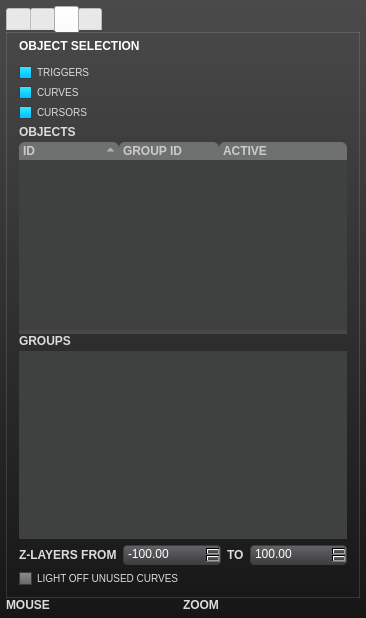
Old version of the form uiinspector.ui in the repository buzzinglight/IanniX.
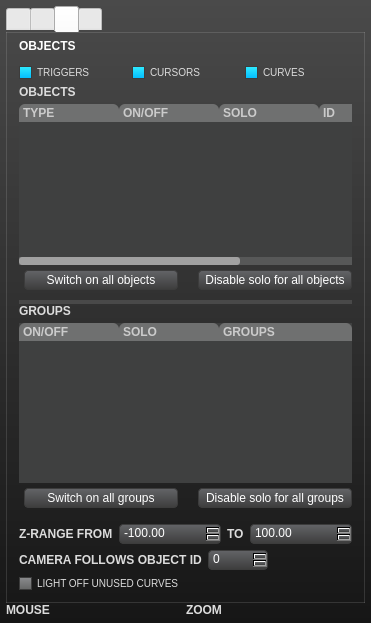
New version of the form. The open tabs and pages were chosen to show the change. Icons and pictures are not drawn.

```diff
--- a/uiinspector.ui
+++ b/uiinspector.ui
@@ -6,8 +6,8 @@
    <rect>
     <x>0</x>
     <y>0</y>
-    <width>366</width>
-    <height>618</height>
+    <width>371</width>
+    <height>623</height>
    </rect>
   </property>
   <property name="windowTitle">
@@ -1764,7 +1764,7 @@
 </string>
             </property>
             <property name="text">
-             <string>OBJECT SELECTION</string>
+             <string>OBJECTS</string>
             </property>
             <property name="alignment">
              <set>Qt::AlignLeading|Qt::AlignLeft|Qt::AlignTop</set>
@@ -1772,52 +1772,65 @@
            </widget>
           </item>
           <item>
-           <widget class="QCheckBox" name="viewTriggerCheck">
-            <property name="toolTip">
-             <string>Display/hide triggers</string>
-            </property>
-            <property name="styleSheet">
-             <string notr="true">font: 10px;</string>
-            </property>
-            <property name="text">
-             <string>TRIGGERS</string>
-            </property>
-            <property name="checked">
-             <bool>true</bool>
-            </property>
-           </widget>
-          </item>
-          <item>
-           <widget class="QCheckBox" name="viewCurveCheck">
-            <property name="toolTip">
-             <string>Display/hide curves</string>
-            </property>
-            <property name="styleSheet">
-             <string notr="true">font: 10px;</string>
-            </property>
-            <property name="text">
-             <string>CURVES</string>
-            </property>
-            <property name="checked">
-             <bool>true</bool>
-            </property>
-           </widget>
-          </item>
-          <item>
-           <widget class="QCheckBox" name="viewCursorCheck">
-            <property name="toolTip">
-             <string>Display/hide cursors</string>
-            </property>
-            <property name="styleSheet">
-             <string notr="true">font: 10px;</string>
-            </property>
-            <property name="text">
-             <string>CURSORS</string>
-            </property>
-            <property name="checked">
-             <bool>true</bool>
-            </property>
-           </widget>
+           <layout class="QHBoxLayout" name="horizontalLayout_8">
+            <item>
+             <widget class="QCheckBox" name="viewTriggerCheck">
+              <property name="toolTip">
+               <string>Display/hide triggers</string>
+              </property>
+              <property name="statusTip">
+               <string>Click here to show/hide triggers of the current score</string>
+              </property>
+              <property name="styleSheet">
+               <string notr="true">font: 10px;</string>
+              </property>
+              <property name="text">
+               <string>TRIGGERS</string>
+              </property>
+              <property name="checked">
+               <bool>true</bool>
+              </property>
+             </widget>
+            </item>
+            <item>
+             <widget class="QCheckBox" name="viewCursorCheck">
+              <property name="toolTip">
+               <string>Display/hide cursors</string>
+              </property>
+              <property name="statusTip">
+               <string>Click here to show/hide cursors of the current score</string>
+              </property>
+              <property name="styleSheet">
+               <string notr="true">font: 10px;</string>
+              </property>
+              <property name="text">
+               <string>CURSORS</string>
+              </property>
+              <property name="checked">
+               <bool>true</bool>
+              </property>
+             </widget>
+            </item>
+            <item>
+             <widget class="QCheckBox" name="viewCurveCheck">
+              <property name="toolTip">
+               <string>Display/hide curves</string>
+              </property>
+              <property name="statusTip">
+               <string>Click here to show/hide curves of the current score</string>
+              </property>
+              <property name="styleSheet">
+               <string notr="true">font: 10px;</string>
+              </property>
+              <property name="text">
+               <string>CURVES</string>
+              </property>
+              <property name="checked">
+               <bool>true</bool>
+              </property>
+             </widget>
+            </item>
+           </layout>
           </item>
           <item>
            <widget class="QSplitter" name="splitter_3">
@@ -1827,7 +1840,10 @@
             <widget class="QWidget" name="layoutWidget4">
              <layout class="QVBoxLayout" name="verticalLayout_7">
               <property name="spacing">
-               <number>3</number>
+               <number>5</number>
+              </property>
+              <property name="bottomMargin">
+               <number>10</number>
               </property>
               <item>
                <widget class="QLabel" name="viewGroupLabel_2">
@@ -1853,6 +1869,24 @@
                 <property name="animated">
                  <bool>true</bool>
                 </property>
+                <attribute name="headerShowSortIndicator" stdset="0">
+                 <bool>false</bool>
+                </attribute>
+                <column>
+                 <property name="text">
+                  <string>TYPE</string>
+                 </property>
+                </column>
+                <column>
+                 <property name="text">
+                  <string>ON/OFF</string>
+                 </property>
+                </column>
+                <column>
+                 <property name="text">
+                  <string>SOLO</string>
+                 </property>
+                </column>
                 <column>
                  <property name="text">
                   <string>ID</string>
@@ -1863,19 +1897,74 @@
                   <string>GROUP ID</string>
                  </property>
                 </column>
-                <column>
-                 <property name="text">
-                  <string>ACTIVE</string>
-                 </property>
-                </column>
                </widget>
               </item>
+              <item>
+               <layout class="QHBoxLayout" name="horizontalLayout_6">
+                <property name="spacing">
+                 <number>15</number>
+                </property>
+                <item>
+                 <widget class="QPushButton" name="unmuteObjects">
+                  <property name="minimumSize">
+                   <size>
+                    <width>0</width>
+                    <height>20</height>
+                   </size>
+                  </property>
+                  <property name="maximumSize">
+                   <size>
+                    <width>16777215</width>
+                    <height>20</height>
+                   </size>
+                  </property>
+                  <property name="toolTip">
+                   <string>Switch on all objects</string>
+                  </property>
+                  <property name="statusTip">
+                   <string>Click here to switch on all objects of the current score</string>
+                  </property>
+                  <property name="text">
+                   <string>Switch on all objects</string>
+                  </property>
+                 </widget>
+                </item>
+                <item>
+                 <widget class="QPushButton" name="unsoloObjects">
+                  <property name="minimumSize">
+                   <size>
+                    <width>0</width>
+                    <height>20</height>
+                   </size>
+                  </property>
+                  <property name="maximumSize">
+                   <size>
+                    <width>16777215</width>
+                    <height>20</height>
+                   </size>
+                  </property>
+                  <property name="toolTip">
+                   <string>Disable solo for all objects</string>
+                  </property>
+                  <property name="statusTip">
+                   <string>Click here to disable solo of all objects of the current score</string>
+                  </property>
+                  <property name="text">
+                   <string>Disable solo for all objects</string>
+                  </property>
+                 </widget>
+                </item>
+               </layout>
+              </item>
              </layout>
             </widget>
             <widget class="QWidget" name="layoutWidget5">
              <layout class="QVBoxLayout" name="verticalLayout_9">
               <property name="spacing">
-               <number>3</number>
+               <number>5</number>
+              </property>
+              <property name="bottomMargin">
+               <number>10</number>
               </property>
               <item>
                <widget class="QLabel" name="viewGroupLabel">
@@ -1898,9 +1987,19 @@
                 <property name="sortingEnabled">
                  <bool>true</bool>
                 </property>
-                <attribute name="headerVisible">
+                <attribute name="headerShowSortIndicator" stdset="0">
                  <bool>false</bool>
                 </attribute>
+                <column>
+                 <property name="text">
+                  <string>ON/OFF</string>
+                 </property>
+                </column>
+                <column>
+                 <property name="text">
+                  <string>SOLO</string>
+                 </property>
+                </column>
                 <column>
                  <property name="text">
                   <string>GROUPS</string>
@@ -1908,6 +2007,63 @@
                 </column>
                </widget>
               </item>
+              <item>
+               <layout class="QHBoxLayout" name="horizontalLayout_7">
+                <property name="spacing">
+                 <number>15</number>
+                </property>
+                <item>
+                 <widget class="QPushButton" name="unmuteGroups">
+                  <property name="minimumSize">
+                   <size>
+                    <width>0</width>
+                    <height>20</height>
+                   </size>
+                  </property>
+                  <property name="maximumSize">
+                   <size>
+                    <width>16777215</width>
+                    <height>20</height>
+                   </size>
+                  </property>
+                  <property name="toolTip">
+                   <string>Switch on all groups</string>
+                  </property>
+                  <property name="statusTip">
+                   <string>Click here to switch on of all objects of the current score</string>
+                  </property>
+                  <property name="text">
+                   <string>Switch on all groups</string>
+                  </property>
+                 </widget>
+                </item>
+                <item>
+                 <widget class="QPushButton" name="unsoloGroups">
+                  <property name="minimumSize">
+                   <size>
+                    <width>0</width>
+                    <height>20</height>
+                   </size>
+                  </property>
+                  <property name="maximumSize">
+                   <size>
+                    <width>16777215</width>
+                    <height>20</height>
+                   </size>
+                  </property>
+                  <property name="toolTip">
+                   <string>Disable solo for all groups</string>
+                  </property>
+                  <property name="statusTip">
+                   <string>Click here to disable solo of all groups of the current score</string>
+                  </property>
+                  <property name="text">
+                   <string>Disable solo for all groups</string>
+                  </property>
+                 </widget>
+                </item>
+               </layout>
+              </item>
              </layout>
             </widget>
            </widget>
@@ -1923,7 +2079,7 @@
                </sizepolicy>
               </property>
               <property name="text">
-               <string>Z-LAYERS FROM</string>
+               <string>Z-RANGE FROM</string>
               </property>
              </widget>
             </item>
@@ -1974,6 +2130,61 @@
             </item>
            </layout>
           </item>
+          <item>
+           <layout class="QHBoxLayout" name="horizontalLayout_9">
+            <item>
+             <widget class="QLabel" name="followIdLabel">
+              <property name="sizePolicy">
+               <sizepolicy hsizetype="Maximum" vsizetype="Preferred">
+                <horstretch>0</horstretch>
+                <verstretch>0</verstretch>
+               </sizepolicy>
+              </property>
+              <property name="text">
+               <string>CAMERA FOLLOWS OBJECT ID</string>
+              </property>
+             </widget>
+            </item>
+            <item>
+             <widget class="QSpinBox" name="followId">
+              <property name="minimumSize">
+               <size>
+                <width>60</width>
+                <height>0</height>
+               </size>
+              </property>
+              <property name="maximumSize">
+               <size>
+                <width>60</width>
+                <height>16777215</height>
+               </size>
+              </property>
+              <property name="toolTip">
+               <string>Camera Follow ID</string>
+              </property>
+              <property name="statusTip">
+               <string>Type here the ID of the object that the camera will follow</string>
+              </property>
+              <property name="maximum">
+               <number>999999</number>
+              </property>
+             </widget>
+            </item>
+            <item>
+             <spacer name="horizontalSpacer_4">
+              <property name="orientation">
+               <enum>Qt::Horizontal</enum>
+              </property>
+              <property name="sizeHint" stdset="0">
+               <size>
+                <width>40</width>
+                <height>20</height>
+               </size>
+              </property>
+             </spacer>
+            </item>
+           </layout>
+          </item>
           <item>
            <widget class="QCheckBox" name="viewCurveOpacityCheck">
             <property name="toolTip">
```
Left out of the diff: 563 changed lines with no effect on the pictures.
